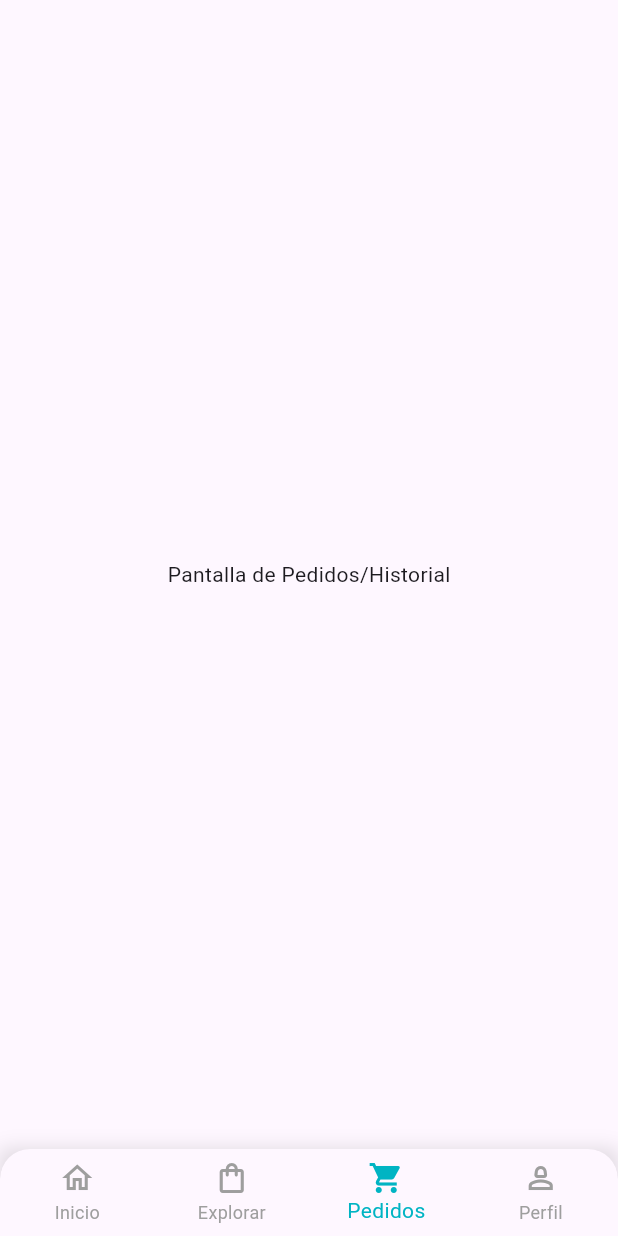
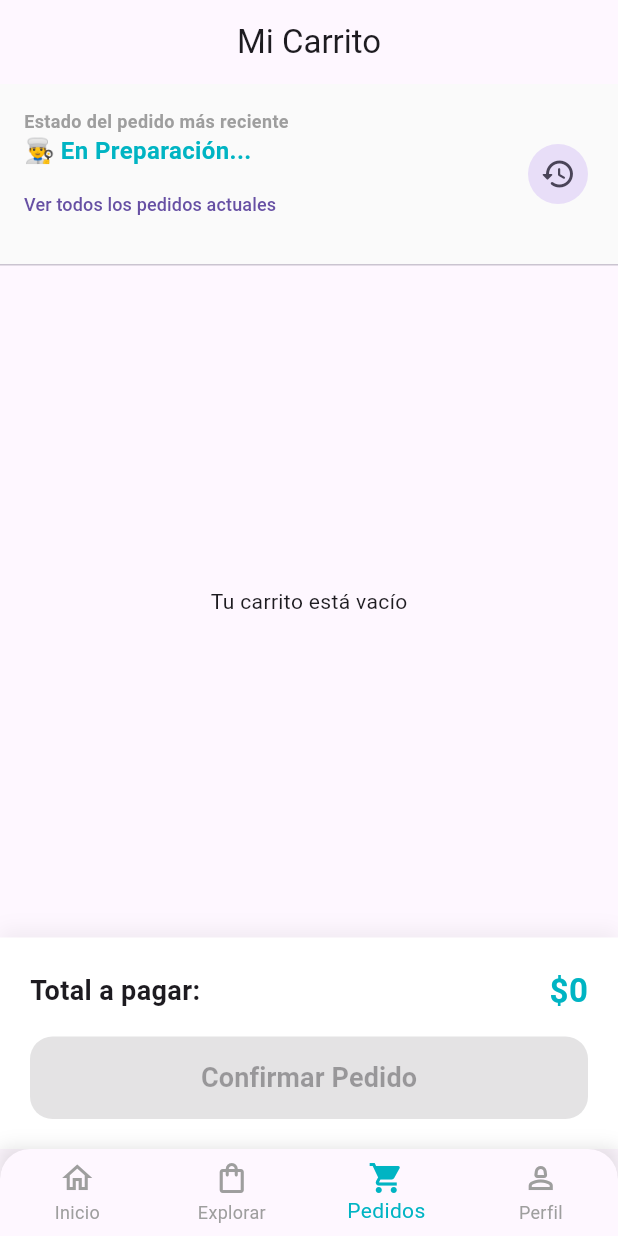
Before and after one commit to pbshopapp/PbShop, a Flutter app: the screen it shows after launch, item 3 of the bottom bar chosen, on a phone screen of 412 x 824 dp. Run offline on Flutter 3.47's test engine with Material 3 defaults, Android fonts, the phone set to English and light mode, and no system bars; our stand-ins replace supabase_flutter; accounts and stored records are empty.

Commit message:
carrito funcionando 3/4

```diff
--- a/lib/pantallas/car_page.dart
+++ b/lib/pantallas/car_page.dart
@@ -0,0 +1,222 @@
+import 'package:flutter/material.dart';
+import 'package:supabase_flutter/supabase_flutter.dart';
+import 'package:pbshop/servicios/CartService.dart';
+
+class car_page extends StatefulWidget {
+  const car_page({super.key});
+
+  @override
+  State<car_page> createState() => _car_pageState();
+}
+
+class _car_pageState extends State<car_page> {
+  bool _isConfirming = false;
+  final _cartService = CartService();
+  int _pedidosActivos = 3; // Esto podrías consultarlo con un count en Supabase
+
+  // --- FUNCIÓN RESTAURADA: CONFIRMAR PEDIDO ---
+  Future<void> _confirmarPedido() async {
+    final user = Supabase.instance.client.auth.currentUser;
+    if (user == null || _cartService.items.isEmpty) {
+      _mostrarMensaje("Inicia sesión para pedir", Colors.orange);
+      return;
+    }
+
+    setState(() => _isConfirming = true);
+
+    try {
+      // 1. Insertar Cabecera (Tabla pedidos)
+      final pedido = await Supabase.instance.client.from('pedidos').insert({
+        'fk_usuario': user.id,
+        'fk_negocio': _cartService.items.first.fkNegocio,
+        'total': _cartService.granTotal,
+        'estado': 'pendiente',
+        'metodo_pago': 'Efectivo',
+      }).select().single();
+
+      // 2. Insertar Detalles (Tabla detalles_pedido)
+      final detalles = _cartService.items.map((item) => {
+        'fk_pedido': pedido['id'],
+        'fk_producto': item.id,
+        'cantidad': item.cantidad,
+        'precio_unitario': item.precioUnitario,
+      }).toList();
+
+      await Supabase.instance.client.from('detalles_pedido').insert(detalles);
+
+      // 3. Éxito: Limpiar y Notificar
+      _cartService.limpiarCarrito();
+      _mostrarMensaje("¡Pedido enviado con éxito!", Colors.green);
+
+    } catch (e) {
+      _mostrarMensaje("Error al procesar: $e", Colors.red);
+    } finally {
+      if (mounted) setState(() => _isConfirming = false);
+    }
+  }
+
+  void _mostrarMensaje(String msg, Color color) {
+    ScaffoldMessenger.of(context).showSnackBar(SnackBar(content: Text(msg), backgroundColor: color));
+  }
+
+  @override
+  Widget build(BuildContext context) {
+    return Scaffold(
+      appBar: AppBar(title: const Text("Mi Carrito"), centerTitle: true),
+      body: ListenableBuilder(
+        listenable: _cartService,
+        builder: (context, _) {
+          final items = _cartService.items;
+
+          return Column(
+            children: [
+              // 1. PANEL SUPERIOR RESTAURADO (Estado y Ver Más)
+              _buildPanelSuperiorRestaurado(),
+
+              const Divider(height: 1),
+
+              // 2. LISTA CENTRAL
+              Expanded(
+                child: items.isEmpty
+                    ? const Center(child: Text("Tu carrito está vacío"))
+                    : ListView.builder(
+                        padding: const EdgeInsets.all(15),
+                        itemCount: items.length,
+                        itemBuilder: (context, index) => _buildCardProducto(items[index], index),
+                      ),
+              ),
+
+              // 3. PANEL DE TOTAL Y BOTÓN DE ACCIÓN
+              _buildResumenTotal(items.isEmpty),
+            ],
+          );
+        },
+      ),
+    );
+  }
+
+  // --- WIDGETS RESTAURADOS ---
+
+  Widget _buildPanelSuperiorRestaurado() {
+    return Container(
+      padding: const EdgeInsets.all(16),
+      color: Colors.grey[50],
+      child: Row(
+        children: [
+          Expanded(
+            flex: 3,
+            child: Column(
+              crossAxisAlignment: CrossAxisAlignment.start,
+              children: [
+                const Text("Estado del pedido más reciente",
+                  style: TextStyle(fontSize: 12, color: Colors.grey, fontWeight: FontWeight.bold)),
+                const Text("👨‍🍳 En Preparación...",
+                  style: TextStyle(fontSize: 16, fontWeight: FontWeight.bold, color: Color.fromRGBO(0, 180, 195, 1))),
+                if (_pedidosActivos > 2)
+                  TextButton(
+                    onPressed: () { /* Lógica para ver todos */ },
+                    style: TextButton.styleFrom(padding: EdgeInsets.zero, minimumSize: const Size(0, 30)),
+                    child: const Text("Ver todos los pedidos actuales", style: TextStyle(fontSize: 12)),
+                  ),
+              ],
+            ),
+          ),
+          // Botón Historial restaurado
+          IconButton.filledTonal(
+            onPressed: () { /* Navegar al historial */ },
+            icon: const Icon(Icons.history_rounded),
+            tooltip: "Ver Historial",
+          ),
+        ],
+      ),
+    );
+  }
+
+  Widget _buildCardProducto(ItemCarrito item, int index) {
+    return Card(
+      margin: const EdgeInsets.only(bottom: 12),
+      elevation: 0,
+      shape: RoundedRectangleBorder(side: BorderSide(color: Colors.grey.shade200), borderRadius: BorderRadius.circular(15)),
+      child: Padding(
+        padding: const EdgeInsets.all(12),
+        child: Row(
+          children: [
+            Expanded(
+              child: Column(
+                crossAxisAlignment: CrossAxisAlignment.start,
+                children: [
+                  Text(item.nombre, style: const TextStyle(fontSize: 16, fontWeight: FontWeight.bold)),
+                  Text("\$${item.precioUnitario} c/u", style: TextStyle(color: Colors.grey[600], fontSize: 13)),
+                  const SizedBox(height: 8),
+                  Text("Total: \$${item.total}", style: const TextStyle(fontWeight: FontWeight.bold, color: Colors.green)),
+                ],
+              ),
+            ),
+            // Controles de cantidad conectados al servicio profesional
+            Row(
+              children: [
+                _btnQty(Icons.remove, () => _cartService.cambiarCantidad(index, false)),
+                Padding(
+                  padding: const EdgeInsets.symmetric(horizontal: 12),
+                  child: Text("${item.cantidad}", style: const TextStyle(fontSize: 16, fontWeight: FontWeight.bold)),
+                ),
+                _btnQty(Icons.add, () => _cartService.cambiarCantidad(index, true)),
+              ],
+            ),
+            const SizedBox(width: 8),
+            IconButton(
+              icon: const Icon(Icons.delete_outline, color: Colors.redAccent),
+              onPressed: () => _cartService.eliminarProducto(index),
+            ),
+          ],
+        ),
+      ),
+    );
+  }
+
+  Widget _btnQty(IconData icon, VoidCallback onTap) {
+    return InkWell(
+      onTap: onTap,
+      child: Container(
+        padding: const EdgeInsets.all(4),
+        decoration: BoxDecoration(border: Border.all(color: Colors.grey.shade300), borderRadius: BorderRadius.circular(8)),
+        child: Icon(icon, size: 18),
+      ),
+    );
+  }
+
+  Widget _buildResumenTotal(bool estaVacio) {
+    return Container(
+      padding: const EdgeInsets.all(20),
+      decoration: BoxDecoration(
+        color: Colors.white,
+        boxShadow: [BoxShadow(color: Colors.black.withOpacity(0.05), blurRadius: 10, offset: const Offset(0, -5))],
+      ),
+      child: Column(
+        children: [
+          Row(
+            mainAxisAlignment: MainAxisAlignment.spaceBetween,
+            children: [
+              const Text("Total a pagar:", style: TextStyle(fontSize: 18, fontWeight: FontWeight.bold)),
+              Text("\$${_cartService.granTotal}",
+                style: const TextStyle(fontSize: 22, fontWeight: FontWeight.bold, color: Color.fromRGBO(0, 180, 195, 1))),
+            ],
+          ),
+          const SizedBox(height: 15),
+          ElevatedButton(
+            onPressed: (_isConfirming || estaVacio) ? null : _confirmarPedido,
+            style: ElevatedButton.styleFrom(
+              backgroundColor: const Color.fromRGBO(0, 180, 195, 1),
+              foregroundColor: Colors.white,
+              minimumSize: const Size(double.infinity, 55),
+              shape: RoundedRectangleBorder(borderRadius: BorderRadius.circular(15)),
+            ),
+            child: _isConfirming
+              ? const SizedBox(height: 20, width: 20, child: CircularProgressIndicator(color: Colors.white, strokeWidth: 2))
+              : const Text("Confirmar Pedido", style: TextStyle(fontSize: 18, fontWeight: FontWeight.bold)),
+          ),
+        ],
+      ),
+    );
+  }
+}
--- a/lib/pantallas/home_page.dart
+++ b/lib/pantallas/home_page.dart
@@ -2,6 +2,7 @@ import 'package:flutter/material.dart';
 import 'package:pbshop/pantallas/inicio_content.dart';
 import 'package:pbshop/pantallas/info_page.dart';
 import 'package:pbshop/pantallas/shops_page.dart';
+import 'package:pbshop/pantallas/car_page.dart';
 
 class home_page extends StatefulWidget {
   const home_page({super.key});
@@ -16,7 +17,7 @@ class _HomePageState extends State<home_page> {
   final List<Widget> _vistas = [
     const InicioContent(),
     const shops_page(),
-    const Center(child: Text("Pantalla de Pedidos/Historial")),
+    const car_page(),
     const info_page(),
   ];
 
--- a/lib/pantallas/inicio_content.dart
+++ b/lib/pantallas/inicio_content.dart
@@ -18,7 +18,7 @@ class _InicioContentState extends State<InicioContent> {
   @override
   Widget build(BuildContext context) {
     // Pedimos el stream completo de la vista.
-    final Stream<List<Map<String, dynamic>>> _productosStream = Supabase.instance.client
+    final Stream<List<Map<String, dynamic>>> productosStream = Supabase.instance.client
         .from('v_productos_con_rating')
         .stream(primaryKey: ['id']);
 
@@ -43,7 +43,7 @@ class _InicioContentState extends State<InicioContent> {
           ),
 
           StreamBuilder<List<Map<String, dynamic>>>(
-            stream: _productosStream,
+            stream: productosStream,
             builder: (context, snapshot) {
               if (snapshot.connectionState == ConnectionState.waiting) {
                 return const SliverToBoxAdapter(
--- /dev/null
+++ b/lib/servicios/CartService.dart
@@ -0,0 +1,71 @@
+import 'package:flutter/material.dart';
+
+// 1. Modelo de datos con ID como String (para soportar UUID de Supabase)
+class ItemCarrito {
+  final String id;
+  final String nombre;
+  final int precioUnitario;
+  final String fkNegocio;
+  int cantidad;
+
+  ItemCarrito({
+    required this.id,
+    required this.nombre,
+    required this.precioUnitario,
+    required this.fkNegocio,
+    this.cantidad = 1,
+  });
+
+  int get total => precioUnitario * cantidad;
+}
+
+// 2. Servicio con patrón Singleton y ChangeNotifier
+class CartService with ChangeNotifier {
+  static final CartService _instance = CartService._internal();
+  factory CartService() => _instance;
+  CartService._internal();
+
+  final List<ItemCarrito> _items = [];
+
+  // Getter para acceder a los items
+  List<ItemCarrito> get items => _items;
+
+  // Lógica para agregar productos
+  void agregarProducto(Map<String, dynamic> producto) {
+    final String prodId = producto['id'].toString();
+    final index = _items.indexWhere((item) => item.id == prodId);
+
+    if (index != -1) {
+      _items[index].cantidad++;
+    } else {
+      _items.add(ItemCarrito(
+        id: prodId,
+        nombre: producto['nombre'],
+        precioUnitario: producto['precio'],
+        fkNegocio: producto['fk_negocio'],
+      ));
+    }
+    notifyListeners(); // <--- Notifica a la UI del cambio
+  }
+
+  void eliminarProducto(int index) {
+    _items.removeAt(index);
+    notifyListeners();
+  }
+
+  void cambiarCantidad(int index, bool aumentar) {
+    if (aumentar) {
+      _items[index].cantidad++;
+    } else if (_items[index].cantidad > 1) {
+      _items[index].cantidad--;
+    }
+    notifyListeners();
+  }
+
+  void limpiarCarrito() {
+    _items.clear();
+    notifyListeners();
+  }
+
+  int get granTotal => _items.fold(0, (sum, item) => sum + item.total);
+}
--- a/lib/widgets/PanelPerfil.dart
+++ b/lib/widgets/PanelPerfil.dart
@@ -7,12 +7,12 @@ class PerfilWidget extends StatelessWidget {
   final String avatarUrl;
 
   const PerfilWidget({
-    Key? key,
+    super.key,
     required this.nombre,
     required this.telefono,
     required this.contrasena,
     required this.avatarUrl,
-  }) : super(key: key);
+  });
 
   @override
   Widget build(BuildContext context) {
```
Also changed, not shown: lib/pantallas/product_page.dart (+42 -18 lines).
